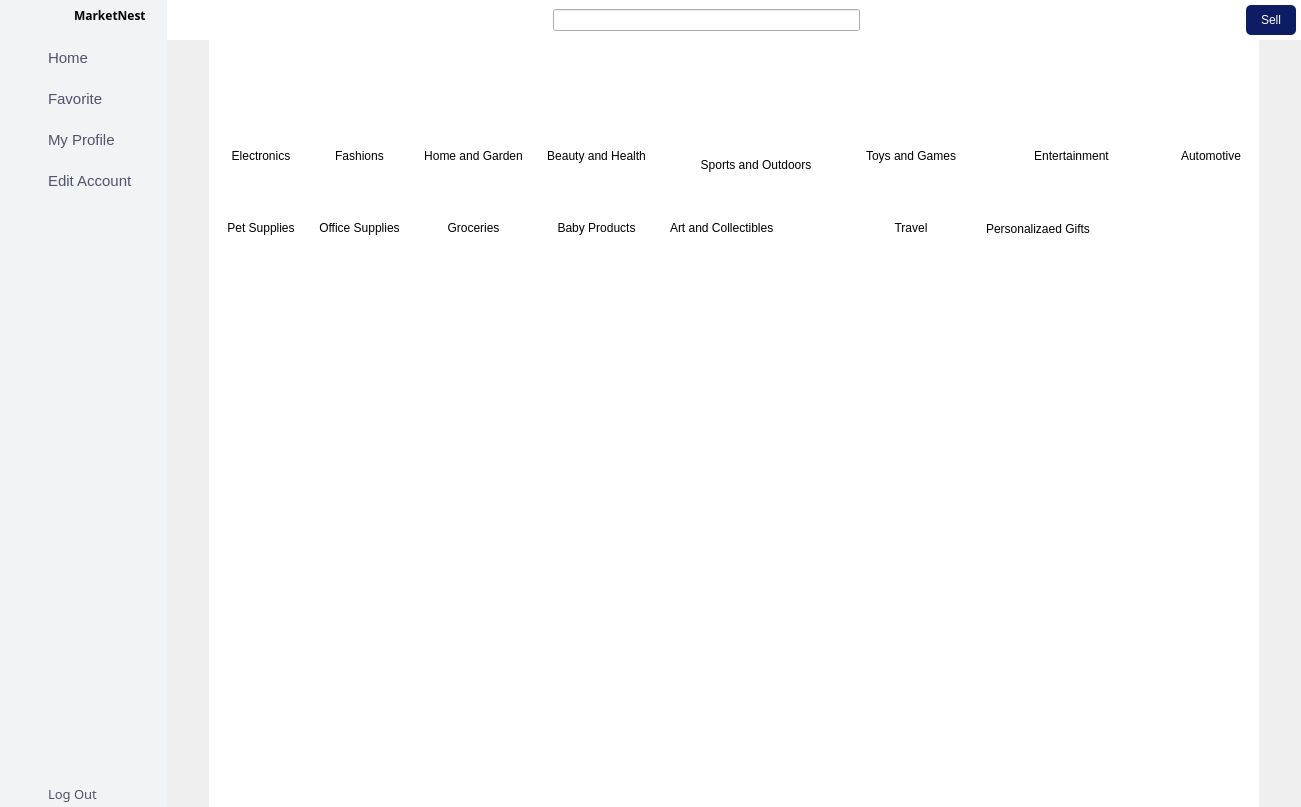
This is src/mainAppUi.ui in Menthhh/The-Market-Nest as Qt 5 draws it before an edit. The edited form follows.
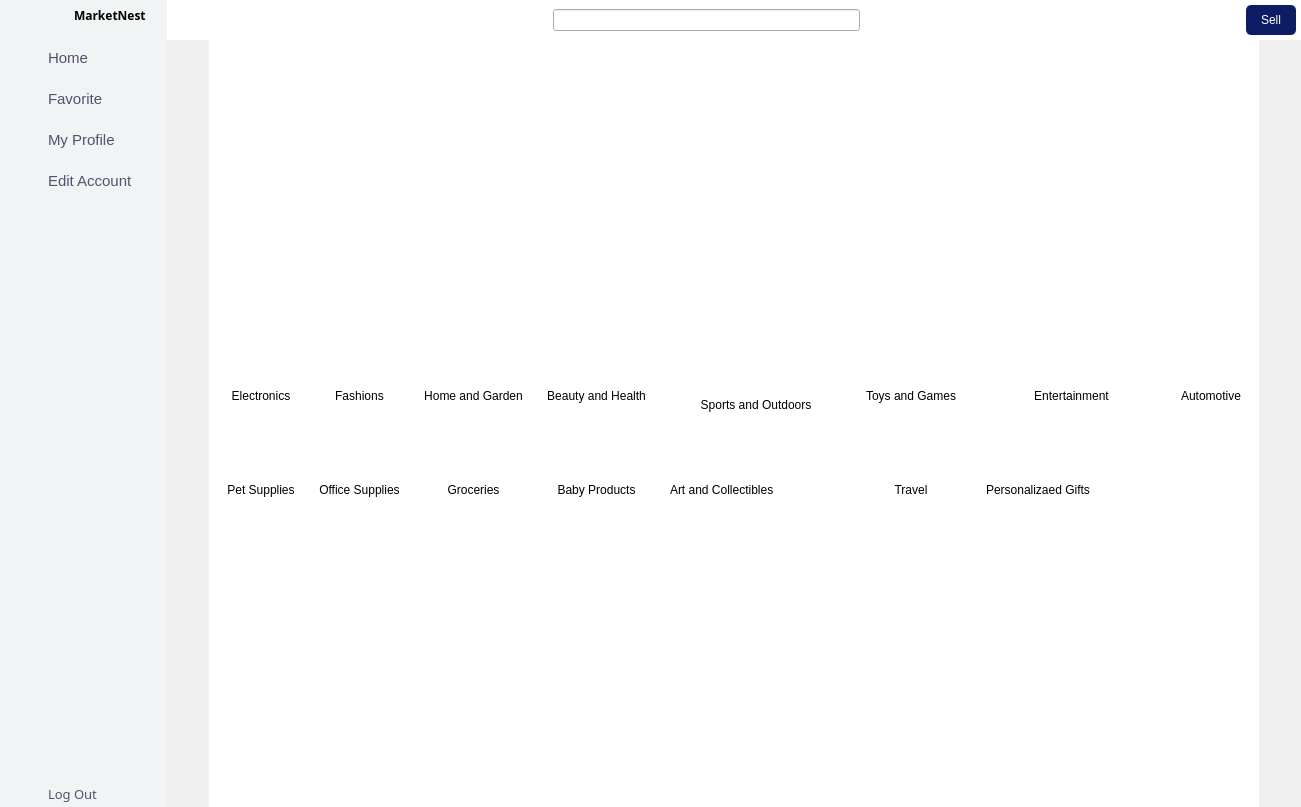
This is the edited form. Icons and pictures are not drawn.

Diff of the .ui file:
```diff
--- a/src/mainAppUi.ui
+++ b/src/mainAppUi.ui
@@ -2098,13 +2098,7 @@
                          <number>0</number>
                         </property>
                         <item row="2" column="0">
-                         <widget class="QWidget" name="productlist" native="true">
-                          <layout class="QGridLayout" name="gridLayout_118">
-                           <item row="0" column="0">
-                            <widget class="QTableWidget" name="productTable"/>
-                           </item>
-                          </layout>
-                         </widget>
+                         <widget class="QWidget" name="productlist" native="true"/>
                         </item>
                         <item row="0" column="0">
                          <widget class="QWidget" name="Banner" native="true">
```
